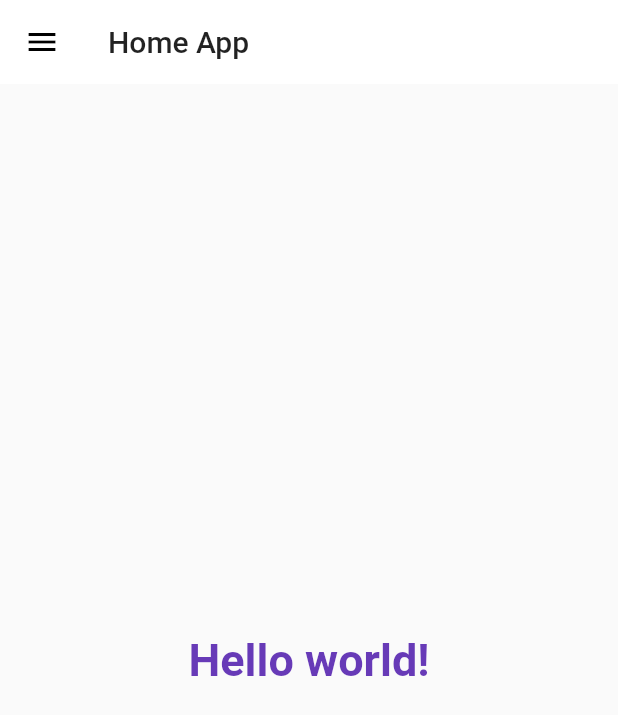
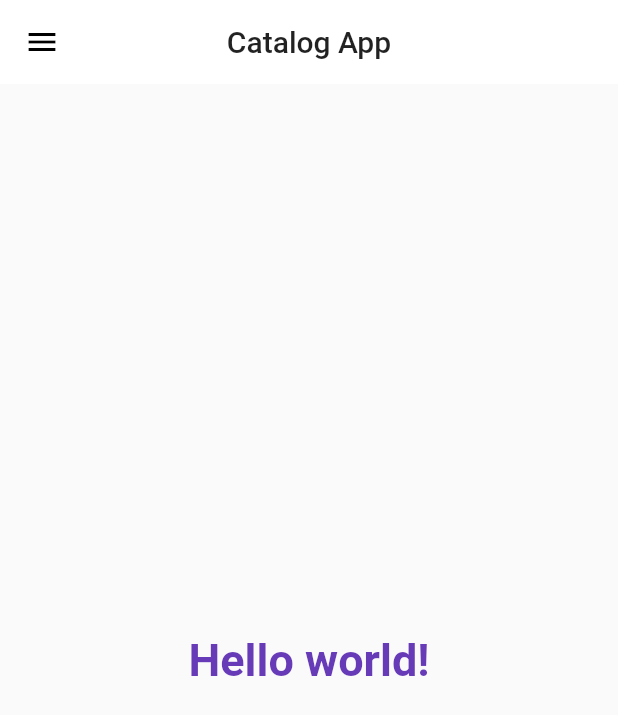
Before and after one commit to jaffarabbas/Flutter-Mobile-Application-Development, a Flutter app: the screen it shows after launch, on a phone screen of 412 x 824 dp. Shown: the top 715 px of the screen. Run offline on Flutter 3.47's test engine with Material 2 defaults, Android fonts, the phone set to English and light mode, and no system bars; our stand-ins replace font_awesome_flutter, google_fonts; key blocks and very long unbroken strings in the code were emptied for the run.

Commit message:
22/10/2021 18:37:22

```diff
--- a/widgits_practice/lib/pages/home_page.dart
+++ b/widgits_practice/lib/pages/home_page.dart
@@ -10,17 +10,20 @@ class HomePage extends StatelessWidget {
   Widget build(BuildContext context) {
     return Scaffold(
       appBar: AppBar(
-          title: Text('Home App'),
+        centerTitle: true,
+        title: Text(
+          'Catalog App',
+        ),
       ),
       body: Center(
         // ignore: avoid_unnecessary_containers
         child: Container(
-            child: Text("Hello world!",
+          child: Text(
+            "Hello world!",
             style: TextStyle(
                 fontSize: 30,
                 fontWeight: FontWeight.bold,
-                color: Colors.deepPurple
-              ),
+                color: Colors.deepPurple),
           ),
         ),
       ),
```
Lines whose indentation alone changed are shown as unchanged.
